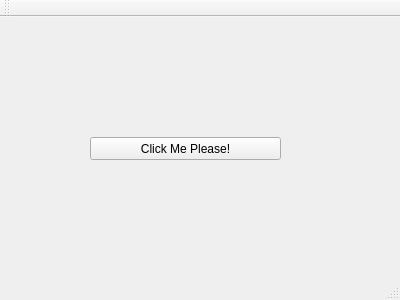
Qt form mainwindow.ui (kashyff0/QtTest) before a commit.
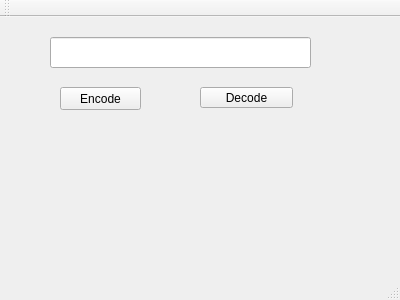
The same form after that commit.

What changed in the file:
```diff
--- a/mainwindow.ui
+++ b/mainwindow.ui
@@ -17,14 +17,37 @@
    <widget class="QPushButton" name="pushButton">
     <property name="geometry">
      <rect>
-      <x>90</x>
-      <y>120</y>
-      <width>191</width>
+      <x>60</x>
+      <y>70</y>
+      <width>81</width>
       <height>23</height>
      </rect>
     </property>
     <property name="text">
-     <string>Click Me Please!</string>
+     <string>Encode</string>
+    </property>
+   </widget>
+   <widget class="QLineEdit" name="lineEdit">
+    <property name="geometry">
+     <rect>
+      <x>50</x>
+      <y>20</y>
+      <width>261</width>
+      <height>31</height>
+     </rect>
+    </property>
+   </widget>
+   <widget class="QPushButton" name="pushButton_2">
+    <property name="geometry">
+     <rect>
+      <x>200</x>
+      <y>70</y>
+      <width>93</width>
+      <height>21</height>
+     </rect>
+    </property>
+    <property name="text">
+     <string>Decode</string>
     </property>
    </widget>
   </widget>
```
Left out of the diff: 2 changed lines with no effect on the pictures.
